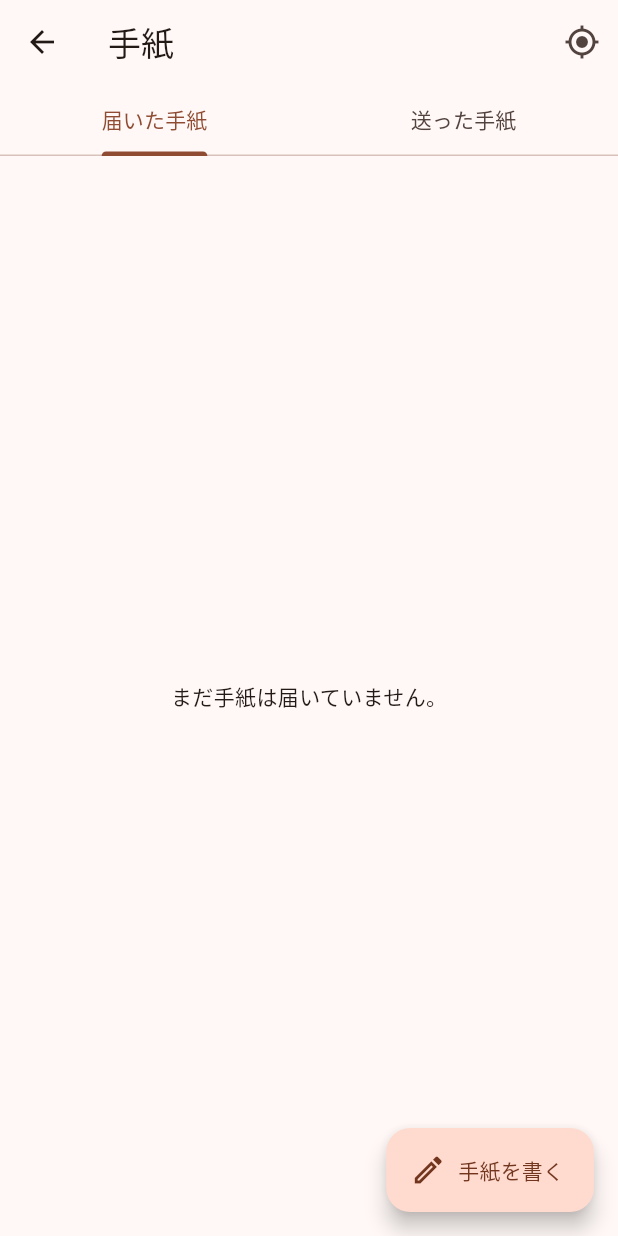
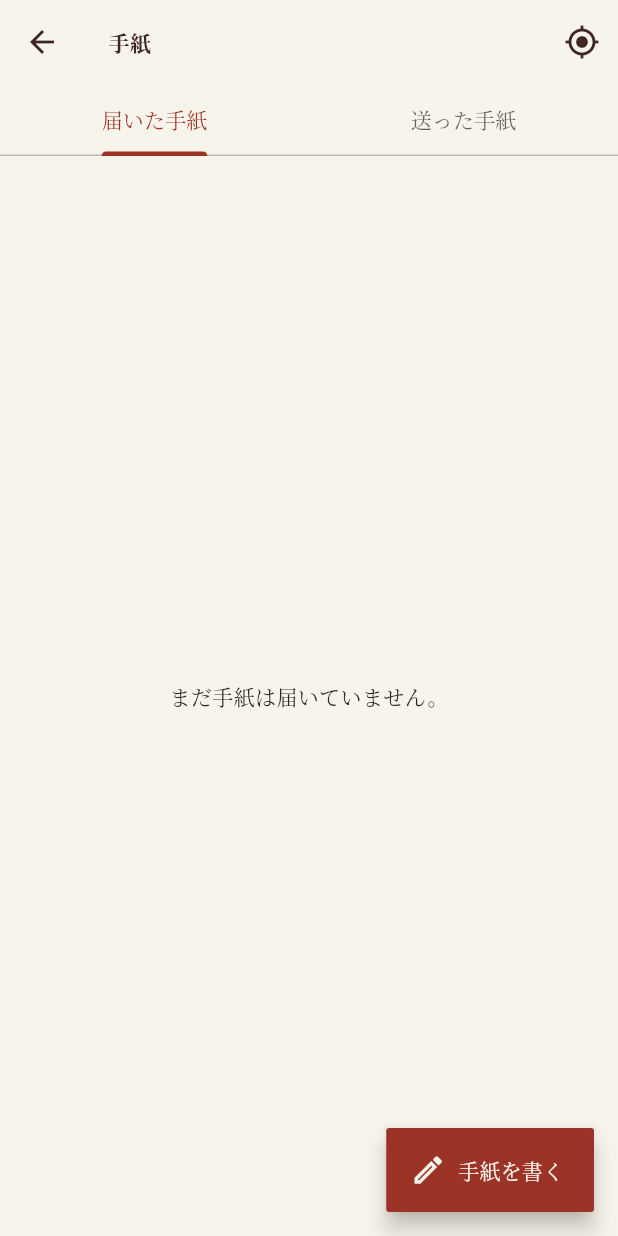
Before and after one commit to masayanoyabou-design/SNS_Incomodo, a Flutter app: the screen it shows once a user with an empty profile is signed in, after a tap on the "mail outline" icon, on a phone screen of 412 x 824 dp. Run offline on Flutter 3.47's test engine with Material 3 defaults, Android fonts, the phone set to English and light mode, and no system bars; our stand-ins replace cloud_firestore, firebase_auth, firebase_core, flutter_riverpod, geolocator, google_sign_in and 1 more; accounts and stored records are empty.

Commit message:
Dress the app in the landing page's paper and ink
People signed up after seeing ecru paper, sepia mincho and a red
postmark; the app they got was default Material brown. The palette now
lives in one theme file taken straight from index.html, and screens read
it rather than naming colors, so the look can still be swapped whole.

Two departures from the page, both for reading small text on a phone:
secondary ink is darker than the page's 58%, and gold used as text is a
deeper gold. theme_test checks every text color clears 4.5:1 on paper
and card, so a later tweak can't quietly fade it.

Mincho comes from the device (Hiragino on iOS, Noto Serif CJK on
Android) instead of bundling Noto Serif JP at ~5MB a weight.

Opened letters sit on ruled letter paper with the page's postmark. On
Android the monospace label ran wider than Special Elite and spilled out
of the inner ring, so it is set smaller than the SVG.

The new friends badge also showed a friend as a pending request: every
accept sent a request back, including accepting a request that was
itself the reply, so the two bounced forever. Replies are now marked
and not answered, requests from existing friends are hidden, and the
request document's shape is finally checked by the rules.

Co-Authored-By: Claude Opus 5 <noreply@anthropic.com>

```diff
--- a/app/lib/main.dart
+++ b/app/lib/main.dart
@@ -8,6 +8,7 @@ import 'providers/user_provider.dart';
 import 'screens/home_screen.dart';
 import 'screens/login_screen.dart';
 import 'screens/profile_setup_screen.dart';
+import 'theme/incomodo_theme.dart';
 
 void main() async {
   WidgetsFlutterBinding.ensureInitialized();
@@ -22,7 +23,7 @@ class MyApp extends StatelessWidget {
   Widget build(BuildContext context) {
     return MaterialApp(
       title: 'Incomodo',
-      theme: ThemeData(colorScheme: ColorScheme.fromSeed(seedColor: Colors.brown)),
+      theme: buildIncomodoTheme(),
       home: const AuthGate(),
     );
   }
--- a/app/lib/models/user_profile.dart
+++ b/app/lib/models/user_profile.dart
@@ -42,3 +42,17 @@ class UserProfile {
   static String normalizeHandle(String value) =>
       value.trim().replaceFirst(RegExp('^@'), '').toLowerCase();
 }
+
+/// The requests still worth answering. One from someone already on your
+/// list would only add them again — and one can be left over from before
+/// accepting stopped sending requests back forever.
+List<UserProfile> unansweredRequests({
+  required List<UserProfile> requests,
+  required List<UserProfile> friends,
+}) {
+  final friendIds = {for (final friend in friends) friend.uid};
+  return [
+    for (final request in requests)
+      if (!friendIds.contains(request.uid)) request,
+  ];
+}
--- a/app/lib/providers/user_provider.dart
+++ b/app/lib/providers/user_provider.dart
@@ -21,8 +21,11 @@ final friendsProvider = StreamProvider<List<UserProfile>>((ref) {
   return ref.watch(userServiceProvider).watchFriends(user.uid);
 });
 
+/// Requests waiting for an answer, leaving out anyone already a friend.
 final friendRequestsProvider = StreamProvider<List<UserProfile>>((ref) {
   final user = ref.watch(authStateProvider).value;
   if (user == null) return Stream.value(const []);
-  return ref.watch(userServiceProvider).watchFriendRequests(user.uid);
+  final friends = ref.watch(friendsProvider).value ?? const <UserProfile>[];
+  return ref.watch(userServiceProvider).watchFriendRequests(user.uid).map(
+      (requests) => unansweredRequests(requests: requests, friends: friends));
 });
--- a/app/lib/screens/login_screen.dart
+++ b/app/lib/screens/login_screen.dart
@@ -2,6 +2,7 @@ import 'package:flutter/material.dart';
 import 'package:flutter_riverpod/flutter_riverpod.dart';
 
 import '../providers/auth_provider.dart';
+import '../widgets/postmark.dart';
 
 class LoginScreen extends ConsumerStatefulWidget {
   const LoginScreen({super.key});
@@ -30,35 +31,53 @@ class _LoginScreenState extends ConsumerState<LoginScreen> {
 
   @override
   Widget build(BuildContext context) {
+    final theme = Theme.of(context);
+
     return Scaffold(
       body: Center(
         child: Padding(
-          padding: const EdgeInsets.all(24),
+          padding: const EdgeInsets.all(32),
           child: Column(
             mainAxisSize: MainAxisSize.min,
             children: [
-              const Text(
+              Postmark(date: DateTime.now(), size: 96),
+              const SizedBox(height: 28),
+              Text(
                 'Incomodo',
-                style: TextStyle(fontSize: 32, fontWeight: FontWeight.bold),
+                style: theme.textTheme.displaySmall?.copyWith(
+                  fontWeight: FontWeight.w700,
+                  letterSpacing: 1,
+                ),
               ),
-              const SizedBox(height: 8),
-              const Text('行かなきゃ、読めない。'),
-              const SizedBox(height: 40),
+              const SizedBox(height: 4),
+              Text(
+                'インコモード',
+                style: theme.textTheme.labelMedium?.copyWith(
+                  color: theme.colorScheme.secondary,
+                  letterSpacing: 2,
+                ),
+              ),
+              const SizedBox(height: 20),
+              Text('行かなきゃ、読めない。', style: theme.textTheme.titleMedium),
+              const SizedBox(height: 48),
               if (_isSigningIn)
                 const CircularProgressIndicator()
               else
-                ElevatedButton(
-                  onPressed: _handleGoogleSignIn,
-                  child: const Padding(
-                    padding: EdgeInsets.symmetric(horizontal: 24, vertical: 12),
-                    child: Text('Googleでログイン'),
+                SizedBox(
+                  width: double.infinity,
+                  child: FilledButton(
+                    onPressed: _handleGoogleSignIn,
+                    child: const Padding(
+                      padding: EdgeInsets.symmetric(vertical: 14),
+                      child: Text('Googleでログイン'),
+                    ),
                   ),
                 ),
               if (_errorMessage != null) ...[
                 const SizedBox(height: 16),
                 Text(
                   _errorMessage!,
-                  style: const TextStyle(color: Colors.red),
+                  style: TextStyle(color: theme.colorScheme.error),
                   textAlign: TextAlign.center,
                 ),
               ],
--- /dev/null
+++ b/app/lib/theme/incomodo_theme.dart
@@ -0,0 +1,193 @@
+import 'package:flutter/foundation.dart';
+import 'package:flutter/material.dart';
+
+/// The palette from the landing page (index.html), so the app feels like
+/// the same thing people signed up for: ecru paper, sepia ink, postmark
+/// red and antique gold (PRD §3).
+///
+/// Screens should not use these directly — they read the theme, so the
+/// whole look can be swapped by changing this one file.
+abstract final class IncomodoColors {
+  /// エクリュ — the page itself.
+  static const paper = Color(0xFFF7F4EB);
+
+  /// Fields and quieter surfaces.
+  static const paperAlt = Color(0xFFEFE7D6);
+
+  /// Tonal fills, pressed states.
+  static const paperDeep = Color(0xFFE4D9C2);
+
+  /// Envelopes, cards, letter paper.
+  static const card = Color(0xFFFBF9F2);
+
+  static const ink = Color(0xFF2C2523);
+
+  /// セピア — headings.
+  static const inkSoft = Color(0xFF3E2723);
+
+  /// Secondary text. Darker than the landing page's 58%: small text on a
+  /// phone needs to clear 4.5:1 against the paper (checked in theme_test).
+  static const inkFaint = Color(0xB82C2523);
+
+  /// Hairlines and borders only — never text.
+  static const inkFaintest = Color(0x472C2523);
+
+  /// 消印の赤 — postmarks and errors.
+  static const red = Color(0xFFC0392B);
+
+  /// Primary actions.
+  static const redDeep = Color(0xFF9C3327);
+
+  /// アンティークゴールド, for decoration.
+  static const gold = Color(0xFFB7950B);
+
+  /// The same gold, darkened far enough to be read as text.
+  static const goldInk = Color(0xFF7D6206);
+
+  /// "You can open it here." A quiet green that belongs on paper, rather
+  /// than a traffic-light one.
+  static const moss = Color(0xFF5B6B3A);
+}
+
+abstract final class IncomodoFonts {
+  /// Mincho, from the phone itself: Hiragino Mincho on iOS, Noto Serif CJK
+  /// on Android. Bundling Noto Serif JP would add about 5MB per weight for
+  /// a typeface the device already has.
+  static String get serif =>
+      defaultTargetPlatform == TargetPlatform.iOS ? 'Hiragino Mincho ProN' : 'serif';
+
+  static const serifFallback = [
+    'Hiragino Mincho ProN',
+    'Noto Serif CJK JP',
+    'Noto Serif JP',
+  ];
+
+  /// Typewriter, for small stamped labels like "INCOMODO POST".
+  static const typewriter = 'monospace';
+}
+
+ThemeData buildIncomodoTheme() {
+  const radius = BorderRadius.all(Radius.circular(2));
+  const shape = RoundedRectangleBorder(borderRadius: radius);
+  const hairline = BorderSide(color: IncomodoColors.inkFaintest);
+
+  const scheme = ColorScheme(
+    brightness: Brightness.light,
+    primary: IncomodoColors.redDeep,
+    onPrimary: IncomodoColors.paper,
+    primaryContainer: IncomodoColors.paperDeep,
+    onPrimaryContainer: IncomodoColors.inkSoft,
+    secondary: IncomodoColors.goldInk,
+    onSecondary: IncomodoColors.paper,
+    secondaryContainer: IncomodoColors.paperDeep,
+    onSecondaryContainer: IncomodoColors.inkSoft,
+    tertiary: IncomodoColors.moss,
+    onTertiary: IncomodoColors.paper,
+    error: IncomodoColors.red,
+    onError: IncomodoColors.paper,
+    surface: IncomodoColors.paper,
+    onSurface: IncomodoColors.ink,
+    onSurfaceVariant: IncomodoColors.inkFaint,
+    surfaceContainerLowest: IncomodoColors.card,
+    surfaceContainerLow: IncomodoColors.card,
+    surfaceContainer: IncomodoColors.paperAlt,
+    surfaceContainerHigh: IncomodoColors.paperAlt,
+    surfaceContainerHighest: IncomodoColors.paperDeep,
+    outline: IncomodoColors.inkFaint,
+    outlineVariant: IncomodoColors.inkFaintest,
+  );
+
+  final base = ThemeData(
+    useMaterial3: true,
+    colorScheme: scheme,
+    fontFamily: IncomodoFonts.serif,
+    fontFamilyFallback: IncomodoFonts.serifFallback,
+  );
+  final text = base.textTheme.apply(
+    bodyColor: IncomodoColors.ink,
+    displayColor: IncomodoColors.inkSoft,
+  );
+
+  return base.copyWith(
+    textTheme: text,
+    scaffoldBackgroundColor: IncomodoColors.paper,
+    appBarTheme: AppBarTheme(
+      backgroundColor: IncomodoColors.paper,
+      foregroundColor: IncomodoColors.inkSoft,
+      elevation: 0,
+      scrolledUnderElevation: 0,
+      titleTextStyle: text.titleLarge?.copyWith(
+        color: IncomodoColors.inkSoft,
+        fontWeight: FontWeight.w700,
+        letterSpacing: 0.5,
+      ),
+    ),
+    cardTheme: const CardThemeData(
+      color: IncomodoColors.card,
+      surfaceTintColor: Colors.transparent,
+      elevation: 0,
+      shape: RoundedRectangleBorder(borderRadius: radius, side: hairline),
+    ),
+    filledButtonTheme: FilledButtonThemeData(
+      style: FilledButton.styleFrom(
+        shape: shape,
+        textStyle: const TextStyle(fontWeight: FontWeight.w700, letterSpacing: 0.5),
+      ),
+    ),
+    outlinedButtonTheme: OutlinedButtonThemeData(
+      style: OutlinedButton.styleFrom(
+        foregroundColor: IncomodoColors.inkSoft,
+        side: const BorderSide(color: IncomodoColors.inkFaint),
+        shape: shape,
+      ),
+    ),
+    textButtonTheme: TextButtonThemeData(
+      style: TextButton.styleFrom(foregroundColor: IncomodoColors.redDeep),
+    ),
+    floatingActionButtonTheme: const FloatingActionButtonThemeData(
+      backgroundColor: IncomodoColors.redDeep,
+      foregroundColor: IncomodoColors.paper,
+      shape: shape,
+    ),
+    inputDecorationTheme: const InputDecorationTheme(
+      filled: true,
+      fillColor: IncomodoColors.paperAlt,
+      border: OutlineInputBorder(borderRadius: radius, borderSide: hairline),
+      enabledBorder: OutlineInputBorder(borderRadius: radius, borderSide: hairline),
+      focusedBorder: OutlineInputBorder(
+        borderRadius: radius,
+        borderSide: BorderSide(color: IncomodoColors.red, width: 1.2),
+      ),
+      labelStyle: TextStyle(color: IncomodoColors.inkFaint),
+    ),
+    dividerTheme: const DividerThemeData(color: IncomodoColors.inkFaintest),
+    tabBarTheme: const TabBarThemeData(
+      labelColor: IncomodoColors.redDeep,
+      unselectedLabelColor: IncomodoColors.inkFaint,
+      indicatorColor: IncomodoColors.redDeep,
+      dividerColor: IncomodoColors.inkFaintest,
+    ),
+    badgeTheme: const BadgeThemeData(
+      backgroundColor: IncomodoColors.red,
+      textColor: IncomodoColors.paper,
+    ),
+    snackBarTheme: const SnackBarThemeData(
+      backgroundColor: IncomodoColors.inkSoft,
+      contentTextStyle: TextStyle(color: IncomodoColors.paper),
+      behavior: SnackBarBehavior.floating,
+      shape: shape,
+    ),
+    dialogTheme: const DialogThemeData(
+      backgroundColor: IncomodoColors.card,
+      surfaceTintColor: Colors.transparent,
+      shape: shape,
+    ),
+    popupMenuTheme: const PopupMenuThemeData(
+      color: IncomodoColors.card,
+      surfaceTintColor: Colors.transparent,
+      shape: RoundedRectangleBorder(borderRadius: radius, side: hairline),
+    ),
+    progressIndicatorTheme:
+        const ProgressIndicatorThemeData(color: IncomodoColors.redDeep),
+  );
+}
--- a/app/lib/widgets/post_slot_card.dart
+++ b/app/lib/widgets/post_slot_card.dart
@@ -46,7 +46,8 @@ class PostSlotCard extends StatelessWidget {
       children: [
         Expanded(
           child: Text('${slot.label}（未登録）',
-              style: TextStyle(color: Theme.of(context).disabledColor)),
+              style: TextStyle(
+                  color: Theme.of(context).colorScheme.onSurfaceVariant)),
         ),
         FilledButton.tonal(
           onPressed: busy ? null : onRegister,
@@ -57,6 +58,7 @@ class PostSlotCard extends StatelessWidget {
   }
 
   Widget _buildPost(BuildContext context, Post post) {
+    final scheme = Theme.of(context).colorScheme;
     final active = post.isActive(now);
     return Row(
       children: [
@@ -72,7 +74,7 @@ class PostSlotCard extends StatelessWidget {
                     ? '稼働中'
                     : '工事中（あと${_formatRemaining(post.remainingConstruction(now))}）',
                 style: TextStyle(
-                  color: active ? Colors.green.shade700 : Colors.orange.shade800,
+                  color: active ? scheme.tertiary : scheme.secondary,
                 ),
               ),
               if (distanceMeters != null) _buildDistance(context, post),
@@ -93,6 +95,7 @@ class PostSlotCard extends StatelessWidget {
   }
 
   Widget _buildDistance(BuildContext context, Post post) {
+    final scheme = Theme.of(context).colorScheme;
     final distance = distanceMeters!;
     final arrived = distance <= Post.unlockRadiusMeters;
     final canOpen = arrived && post.isActive(now);
@@ -104,7 +107,7 @@ class PostSlotCard extends StatelessWidget {
             arrived ? Icons.where_to_vote : Icons.directions_walk,
             size: 16,
             color: canOpen
-                ? Colors.green.shade700
+                ? scheme.tertiary
                 : Theme.of(context).textTheme.bodySmall?.color,
           ),
           const SizedBox(width: 4),
@@ -116,7 +119,7 @@ class PostSlotCard extends StatelessWidget {
                       ? 'ポストに到着（工事が終わるまで開けません）'
                       : '現在地から約${_formatDistance(distance)}',
               style: Theme.of(context).textTheme.bodySmall?.copyWith(
-                    color: canOpen ? Colors.green.shade700 : null,
+                    color: canOpen ? scheme.tertiary : null,
                     fontWeight: canOpen ? FontWeight.bold : null,
                   ),
             ),
--- /dev/null
+++ b/app/lib/widgets/postmark.dart
@@ -0,0 +1,107 @@
+import 'dart:math' as math;
+
+import 'package:flutter/material.dart';
+
+import '../theme/incomodo_theme.dart';
+
+/// "2026.9.16" — the way a postmark dates things.
+String formatPostmarkDate(DateTime when) =>
+    '${when.year}.${when.month}.${when.day}';
+
+/// A round postmark, the same design as the landing page's letter mock:
+/// a dashed outer ring, a solid inner one, "INCOMODO POST" across the top
+/// and the date below a rule.
+///
+/// Stamped on a letter when it is opened, so the date it carries is the
+/// day someone actually went to their post (PRD F-03).
+class Postmark extends StatelessWidget {
+  const Postmark({
+    super.key,
+    required this.date,
+    this.size = 84,
+    this.tilt = -0.14,
+  });
+
+  final DateTime date;
+  final double size;
+
+  /// Radians. A little crooked, the way a hand stamp lands.
+  final double tilt;
+
+  @override
+  Widget build(BuildContext context) {
+    final red = Theme.of(context).colorScheme.error;
+    final scale = size / 80;
+
+    return Semantics(
+      label: '消印 ${formatPostmarkDate(date)}',
+      excludeSemantics: true,
+      child: Transform.rotate(
+        angle: tilt,
+        child: SizedBox.square(
+          dimension: size,
+          child: CustomPaint(
+            painter: _PostmarkPainter(red),
+            child: DefaultTextStyle(
+              style: TextStyle(
+                color: red,
+                fontFamily: IncomodoFonts.typewriter,
+                height: 1,
+              ),
+              // Both lines have to fit inside the inner ring (r=27 of 80),
+              // which is only ~46 units wide where the label sits. Android's
+              // monospace runs wider than the landing page's Special Elite,
+              // so these are smaller than the SVG's sizes.
+              child: Column(
+                children: [
+                  SizedBox(height: 22 * scale),
+                  Text('INCOMODO POST', style: TextStyle(fontSize: 5.2 * scale)),
+                  const Spacer(),
+                  Text(formatPostmarkDate(date),
+                      style: TextStyle(
+                          fontSize: 7 * scale, fontWeight: FontWeight.w700)),
+                  SizedBox(height: 23 * scale),
+                ],
+              ),
+            ),
+          ),
+        ),
+      ),
+    );
+  }
+}
+
+class _PostmarkPainter extends CustomPainter {
+  _PostmarkPainter(this.color);
+
+  final Color color;
+
+  @override
+  void paint(Canvas canvas, Size size) {
+    final scale = size.width / 80;
+    final center = size.center(Offset.zero);
+    final paint = Paint()
+      ..color = color.withValues(alpha: 0.92)
+      ..style = PaintingStyle.stroke;
+
+    // Dashed outer ring: short arcs with gaps, like r=34 / dasharray 2 3.
+    paint.strokeWidth = 1.4 * scale;
+    final outer = 34 * scale;
+    final circumference = 2 * math.pi * outer;
+    final dash = 2 * scale / circumference * 2 * math.pi;
+    final gap = 3 * scale / circumference * 2 * math.pi;
+    for (var a = 0.0; a < 2 * math.pi; a += dash + gap) {
+      canvas.drawArc(Rect.fromCircle(center: center, radius: outer), a, dash,
+          false, paint);
+    }
+
+    // Solid inner ring and the rule across the middle.
+    paint.strokeWidth = 1 * scale;
+    canvas.drawCircle(center, 27 * scale, paint);
+    canvas.drawLine(Offset(16 * scale, center.dy),
+        Offset(size.width - 16 * scale, center.dy), paint);
+  }
+
+  @override
+  bool shouldRepaint(_PostmarkPainter old) => old.color != color;
+}
```
Also changed, not shown: app/lib/screens/letter_screen.dart (+6 -11 lines), app/lib/services/user_service.dart (+17 -2 lines), app/lib/widgets/letter_paper.dart (added, +132 -0 lines), app/tool/rules_check.dart (+45 -0 lines), 7 other files.
